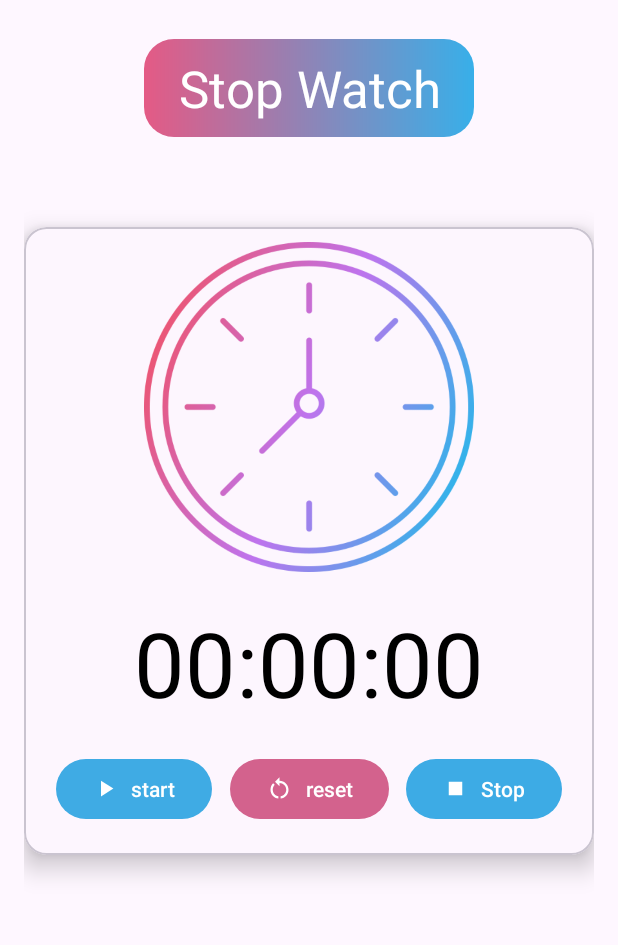
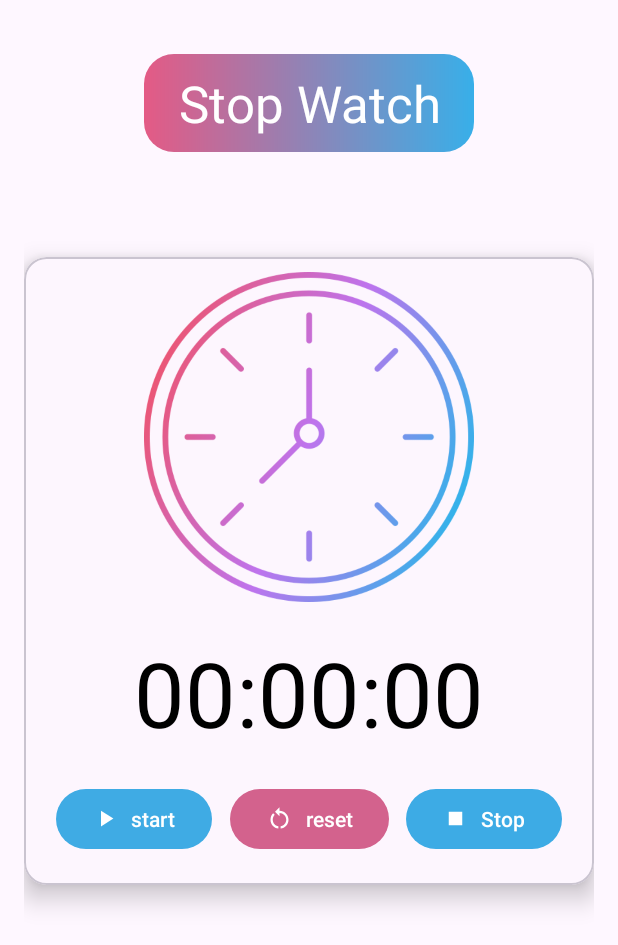
Before and after one commit to Jubayed-A/OIBSIP-Stop-Watch, an Android app: the screen it shows after launch (MainActivity), on a phone screen of 412 x 824 dp. Shown: the top 945 px of the screen. Run offline under Robolectric (Android 15) with nearby library versions, the phone set to English and light mode, and no system bars.

Commit message:
some main activity file updated

```diff
--- a/app/src/main/res/layout/activity_main.xml
+++ b/app/src/main/res/layout/activity_main.xml
@@ -1,5 +1,6 @@
 <?xml version="1.0" encoding="utf-8"?>
-<LinearLayout xmlns:android="http://schemas.android.com/apk/res/android"
+<LinearLayout
+    xmlns:android="http://schemas.android.com/apk/res/android"
     xmlns:app="http://schemas.android.com/apk/res-auto"
     xmlns:tools="http://schemas.android.com/tools"
     android:layout_width="match_parent"
@@ -8,18 +9,18 @@
     android:padding="16dp"
     tools:context=".MainActivity">
 
-
     <TextView
         android:layout_width="220dp"
         android:layout_height="wrap_content"
         android:layout_gravity="center"
-        android:layout_margin="10dp"
+        android:layout_margin="20dp"
         android:background="@drawable/bg"
         android:gravity="center"
         android:padding="10dp"
-        android:text="Stop Watch"
+        android:text="@string/welcome_text"
         android:textColor="@color/white"
-        android:textSize="34sp" />
+        android:textSize="34sp"
+        tools:ignore="TextSizeCheck" />
 
     <com.google.android.material.card.MaterialCardView
         android:layout_width="match_parent"
@@ -37,16 +38,18 @@
                 android:layout_width="wrap_content"
                 android:layout_height="220dp"
                 android:layout_margin="10dp"
-                android:src="@drawable/clock" />
+                android:contentDescription="@string/welcome_image"
+                android:src="@drawable/clock"
+                tools:ignore="ImageContrastCheck" />
 
             <TextView
                 android:id="@+id/timeTV"
                 android:layout_width="match_parent"
                 android:layout_height="wrap_content"
                 android:padding="10dp"
-                android:text="00:00:00"
+                android:text="@string/time"
                 android:textAlignment="center"
-                android:textColor="@color/black"
+                android:textColor="@color/text_black"
                 android:textSize="60sp" />
 
             <androidx.constraintlayout.widget.ConstraintLayout
@@ -59,9 +62,11 @@
                     android:id="@+id/startButton"
                     android:layout_width="wrap_content"
                     android:layout_height="wrap_content"
-                    android:text="start"
+                    android:text="@string/start_btn"
                     app:backgroundTint="#3FABE4"
+                    android:textColor="@color/white"
                     app:icon="@drawable/ic_play"
+                    app:iconTint="@color/white"
                     app:layout_constraintBottom_toBottomOf="parent"
                     app:layout_constraintEnd_toStartOf="@+id/resetButton"
                     app:layout_constraintHorizontal_bias="0.5"
@@ -72,9 +77,11 @@
                     android:id="@+id/resetButton"
                     android:layout_width="wrap_content"
                     android:layout_height="wrap_content"
-                    android:text="reset"
+                    android:text="@string/reset_btn"
+                    android:textColor="@color/white"
                     app:backgroundTint="#D3628D"
                     app:icon="@drawable/ic_reset"
+                    app:iconTint="@color/white"
                     app:layout_constraintBottom_toBottomOf="parent"
                     app:layout_constraintEnd_toStartOf="@+id/stopButton"
                     app:layout_constraintHorizontal_bias="0.5"
@@ -85,9 +92,11 @@
                     android:id="@+id/stopButton"
                     android:layout_width="wrap_content"
                     android:layout_height="wrap_content"
-                    android:text="Stop"
+                    android:text="@string/stop_btn"
+                    android:textColor="@color/white"
                     app:backgroundTint="#3DABE5"
                     app:icon="@drawable/baseline_stop_24"
+                    app:iconTint="@color/white"
                     app:layout_constraintBottom_toBottomOf="parent"
                     app:layout_constraintEnd_toEndOf="parent"
                     app:layout_constraintHorizontal_bias="0.5"
@@ -96,9 +105,7 @@
                     app:layout_constraintVertical_bias="1.0" />
 
             </androidx.constraintlayout.widget.ConstraintLayout>
-
         </LinearLayout>
     </com.google.android.material.card.MaterialCardView>
 
-
 </LinearLayout>
```
